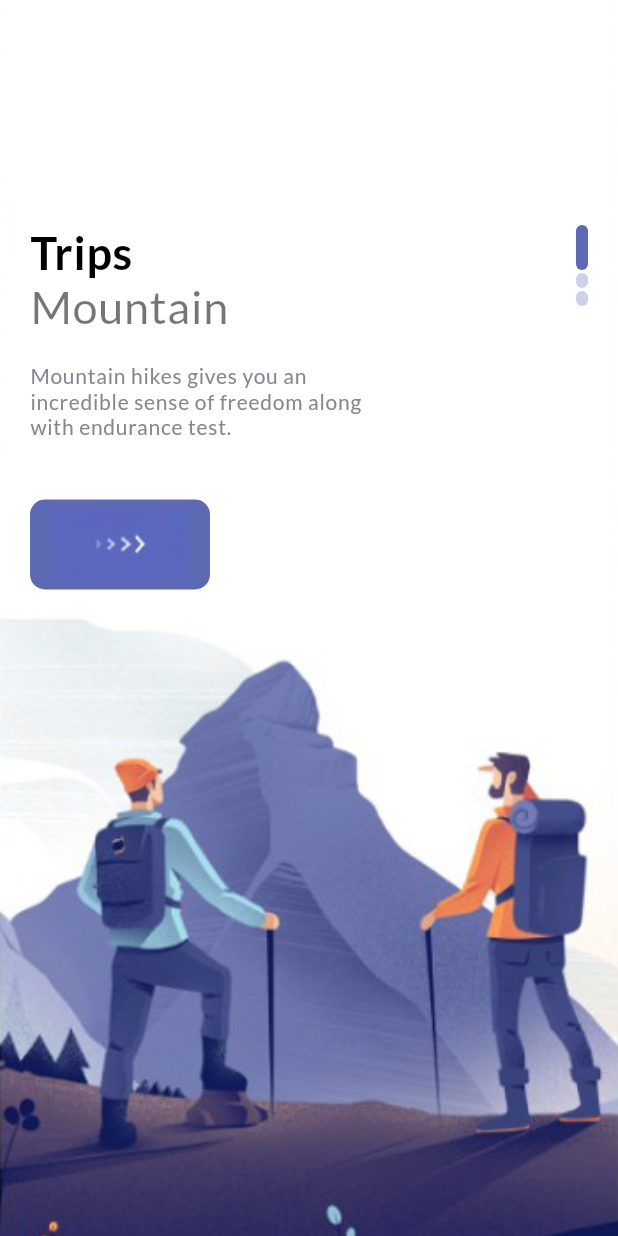
After one commit to ahmedghaly15/Travel-App, a Flutter app: the screen it shows after launch, on a phone screen of 412 x 824 dp. The commit adds this screen. Run offline on Flutter 3.47's test engine with Material 2 defaults, Android fonts, the phone set to English and light mode, and no system bars; our stand-ins replace flutter_bloc.

Commit message:
improving welcome view usage using cubit

```diff
--- a/lib/layout/cubit/states.dart
+++ b/lib/layout/cubit/states.dart
@@ -0,0 +1,5 @@
+abstract class TravelAppStates {}
+
+class TravelAppInitialState extends TravelAppStates {}
+
+class ChangeBottomNavIndexState extends TravelAppStates {}
--- /dev/null
+++ b/lib/models/welcome_model.dart
@@ -0,0 +1,13 @@
+class WelcomeModel {
+  String? title;
+  String? description;
+  String? body;
+  String? image;
+
+  WelcomeModel({
+    this.title = 'Trips',
+    this.description = 'Mountain',
+    this.body,
+    this.image,
+  });
+}
--- /dev/null
+++ b/lib/shared/colors.dart
@@ -0,0 +1,11 @@
+import 'dart:ui';
+
+class AppColors {
+  static const Color textColor1 = Color(0xFF989acd);
+  static const Color textColor2 = Color(0xFF878593);
+  static const Color bigTextColor = Color(0xFF2e2e31);
+  static const Color mainColor = Color(0xFF5d69b3);
+  static const Color starColor = Color(0xFFe7bb4e);
+  static const Color mainTextColor = Color(0xFFababad);
+  static const Color buttonBackground = Color(0xFFf1f1f9);
+}
--- a/lib/views/welcome_view/components/responsive_custom_button.dart
+++ b/lib/views/welcome_view/components/responsive_custom_button.dart
@@ -1,6 +1,6 @@
 import 'package:flutter/material.dart';
 
-import '../../../shared/constants/colors.dart';
+import '../../../shared/colors.dart';
 
 class ResponsiveCustomButton extends StatelessWidget {
   final bool? isResponsive;
--- /dev/null
+++ b/lib/views/welcome_view/components/welcome_view_body.dart
@@ -0,0 +1,95 @@
+import 'package:flutter/material.dart';
+import 'package:travel_app/views/welcome_view/components/responsive_custom_button.dart';
+import 'package:travel_app/views/welcome_view/components/title_text.dart';
+
+import '../../../models/welcome_model.dart';
+import '../../../shared/colors.dart';
+import '../cubit/cubit.dart';
+import 'description_text.dart';
+
+class WelcomeViewBody extends StatelessWidget {
+  const WelcomeViewBody({
+    super.key,
+    required this.welcomeViewController,
+    required this.welcomePages,
+    required this.cubit,
+  });
+
+  final PageController welcomeViewController;
+  final List<WelcomeModel> welcomePages;
+  final WelcomeViewCubit cubit;
+
+  @override
+  Widget build(BuildContext context) {
+    return PageView.builder(
+      scrollDirection: Axis.vertical,
+      controller: welcomeViewController,
+      itemCount: welcomePages.length,
+      itemBuilder: (_, index) {
+        return Container(
+          width: double.maxFinite,
+          height: double.maxFinite,
+          decoration: BoxDecoration(
+            image: DecorationImage(
+              fit: BoxFit.cover,
+              image: AssetImage(welcomePages[index].image!),
+            ),
+          ),
+          child: Container(
+            margin: const EdgeInsets.only(
+              top: 150,
+              right: 20,
+              left: 20,
+            ),
+            child: Row(
+              mainAxisAlignment: MainAxisAlignment.spaceBetween,
+              children: <Widget>[
+                Column(
+                  crossAxisAlignment: CrossAxisAlignment.start,
+                  children: <Widget>[
+                    TitleText(text: welcomePages[index].title!),
+                    DescriptionText(
+                        text: welcomePages[index].description!, size: 30),
+                    const SizedBox(
+                      height: 20,
+                    ),
+                    SizedBox(
+                      width: 250,
+                      child: DescriptionText(
+                        text: welcomePages[index].body!,
+                        color: AppColors.textColor2,
+                        size: 14,
+                      ),
+                    ),
+                    const SizedBox(
+                      height: 40,
+                    ),
+                    ResponsiveCustomButton(
+                      width: 120,
+                      onTap: () => cubit.navigateDirectlyToMainView(context),
+                    ),
+                  ],
+                ),
+                Column(
+                  children: List.generate(welcomePages.length, (dotsIndex) {
+                    return Container(
+                      margin: const EdgeInsets.only(bottom: 2),
+                      width: 8,
+                      height: index == dotsIndex ? 30 : 10,
+                      decoration: BoxDecoration(
+                        borderRadius: BorderRadius.circular(8),
+                        color: index == dotsIndex
+                            ? AppColors.mainColor
+                            : AppColors.mainColor.withOpacity(0.3),
+                      ),
+                    );
+                  }),
+                ),
+              ],
+            ),
+          ),
+        );
+      },
+    );
+  }
+}
--- /dev/null
+++ b/lib/views/welcome_view/cubit/cubit.dart
@@ -0,0 +1,16 @@
+import 'package:flutter/material.dart';
+import 'package:flutter_bloc/flutter_bloc.dart';
+import 'package:travel_app/shared/constants.dart';
+import 'package:travel_app/views/nav_views/main_view.dart';
+import 'package:travel_app/views/welcome_view/cubit/states.dart';
+
+class WelcomeViewCubit extends Cubit<WelcomeViewStates> {
+  WelcomeViewCubit() : super(WelcomeViewInitialState());
+
+  static WelcomeViewCubit getObject(context) => BlocProvider.of(context);
+
+  void navigateDirectlyToMainView(BuildContext context) {
+    navigateAndFinish(context, view: const MainView());
+    emit(SkipWelcomeViewSuccessState());
+  }
+}
--- /dev/null
+++ b/lib/views/welcome_view/cubit/states.dart
@@ -0,0 +1,5 @@
+abstract class WelcomeViewStates {}
+
+class WelcomeViewInitialState extends WelcomeViewStates {}
+
+class SkipWelcomeViewSuccessState extends WelcomeViewStates {}
--- a/lib/views/welcome_view/welcome_view.dart
+++ b/lib/views/welcome_view/welcome_view.dart
@@ -1,95 +1,47 @@
 import 'package:flutter/material.dart';
-import 'package:travel_app/shared/constants/colors.dart';
-import 'package:travel_app/views/welcome_view/components/description_text.dart';
-import 'package:travel_app/views/welcome_view/components/responsive_custom_button.dart';
-import 'package:travel_app/views/welcome_view/components/title_text.dart';
+import 'package:flutter_bloc/flutter_bloc.dart';
+import 'package:travel_app/models/welcome_model.dart';
+import 'package:travel_app/views/welcome_view/cubit/cubit.dart';
+import 'package:travel_app/views/welcome_view/cubit/states.dart';
 
-class WelcomeView extends StatefulWidget {
+import 'components/welcome_view_body.dart';
+
+class WelcomeView extends StatelessWidget {
   const WelcomeView({super.key});
 
   @override
-  State<WelcomeView> createState() => _WelcomeViewState();
-}
+  Widget build(BuildContext context) {
+    PageController welcomeViewController = PageController();
 
-class _WelcomeViewState extends State<WelcomeView> {
-  final List<String> images = [
-    'welcome-one.png',
-    'welcome-two.png',
-    'welcome-three.png',
-  ];
+    final List<WelcomeModel> welcomePages = [
+      WelcomeModel(
+        image: 'assets/images/welcome-one.png',
+        body:
+            "Mountain hikes gives you an incredible sense of freedom along with endurance test.",
+      ),
+      WelcomeModel(
+        image: 'assets/images/welcome-two.png',
+        body:
+            "Moraine Lake is yet another astonishing geographical location that you can't afford to miss out on if you're traveling along the Icefields Parkway.",
+      ),
+      WelcomeModel(
+        image: 'assets/images/welcome-three.png',
+        body:
+            "The Icefields Parkway offers you the picturesque panorama of Alberta's most talked about mountain vistas.",
+      ),
+    ];
 
-  final List<String> descriptionText = [
-    "Mountain hikes gives you an incredible sense of freedom along with endurance test.",
-    "Moraine Lake is yet another astonishing geographical location that you can't afford to miss out on if you're traveling along the Icefields Parkway.",
-    "The Icefields Parkway offers you the picturesque panorama of Alberta's most talked about mountain vistas.",
-  ];
-  @override
-  Widget build(BuildContext context) {
-    return Scaffold(
-      body: PageView.builder(
-        scrollDirection: Axis.vertical,
-        itemCount: images.length,
-        itemBuilder: (_, index) {
-          return Container(
-            width: double.maxFinite,
-            height: double.maxFinite,
-            decoration: BoxDecoration(
-              image: DecorationImage(
-                fit: BoxFit.cover,
-                image: AssetImage('assets/images/${images[index]}'),
-              ),
-            ),
-            child: Container(
-              margin: const EdgeInsets.only(
-                top: 150,
-                right: 20,
-                left: 20,
-              ),
-              child: Row(
-                mainAxisAlignment: MainAxisAlignment.spaceBetween,
-                children: <Widget>[
-                  Column(
-                    crossAxisAlignment: CrossAxisAlignment.start,
-                    children: <Widget>[
-                      const TitleText(text: "Trips"),
-                      const DescriptionText(text: "Mountain", size: 30),
-                      const SizedBox(
-                        height: 20,
-                      ),
-                      SizedBox(
-                        width: 250,
-                        child: DescriptionText(
-                          text: descriptionText[index],
-                          color: AppColors.textColor2,
-                          size: 14,
-                        ),
-                      ),
-                      const SizedBox(
-                        height: 40,
-                      ),
-                      ResponsiveCustomButton(
-                        width: 120,
-                        onTap: () {},
-                      ),
-                    ],
-                  ),
-                  Column(
-                    children: List.generate(images.length, (dotsIndex) {
-                      return Container(
-                        margin: const EdgeInsets.only(bottom: 2),
-                        width: 8,
-                        height: index == dotsIndex ? 30 : 10,
-                        decoration: BoxDecoration(
-                          borderRadius: BorderRadius.circular(8),
-                          color: index == dotsIndex
-                              ? AppColors.mainColor
-                              : AppColors.mainColor.withOpacity(0.3),
-                        ),
-                      );
-                    }),
-                  ),
-                ],
-              ),
+    return BlocProvider(
+      create: (context) => WelcomeViewCubit(),
+      child: BlocConsumer<WelcomeViewCubit, WelcomeViewStates>(
+        listener: (context, state) {},
+        builder: (context, state) {
+          WelcomeViewCubit cubit = WelcomeViewCubit.getObject(context);
+          return Scaffold(
+            body: WelcomeViewBody(
+              welcomeViewController: welcomeViewController,
+              welcomePages: welcomePages,
+              cubit: cubit,
             ),
           );
         },
```
Also changed, not shown: lib/layout/cubit/cubit.dart (+27 -0 lines), lib/layout/travel_layout.dart (+24 -0 lines), lib/shared/constants.dart (added, +10 -0 lines), lib/shared/constants/colors.dart (deleted, +0 -11 lines).
